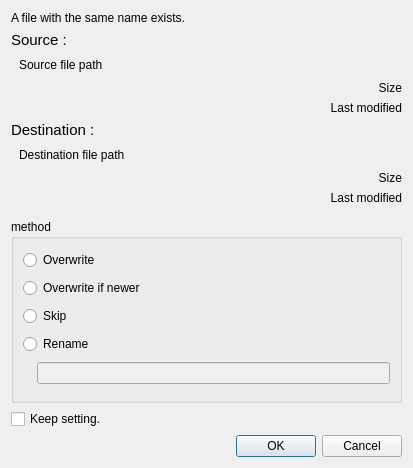
Old version of the form overwritedialog.ui in the repository haraki/farman.
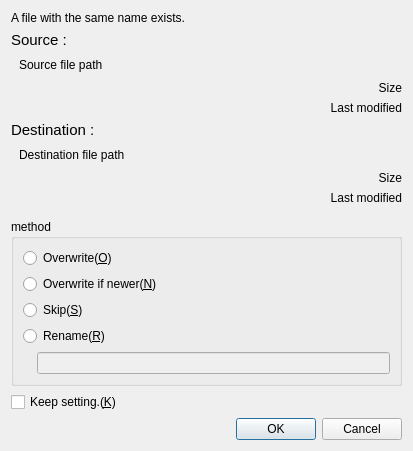
New version of the form.

```diff
--- a/overwritedialog.ui
+++ b/overwritedialog.ui
@@ -7,7 +7,7 @@
     <x>0</x>
     <y>0</y>
     <width>413</width>
-    <height>468</height>
+    <height>411</height>
    </rect>
   </property>
   <property name="windowTitle">
@@ -176,7 +176,7 @@
       <item row="2" column="0" colspan="2">
        <widget class="QRadioButton" name="methodSkipRadioButton">
         <property name="text">
-         <string>Skip</string>
+         <string>Skip(&amp;S)</string>
         </property>
        </widget>
       </item>
@@ -190,14 +190,14 @@
       <item row="0" column="0" colspan="2">
        <widget class="QRadioButton" name="methodOverwriteRadioButton">
         <property name="text">
-         <string>Overwrite</string>
+         <string>Overwrite(&amp;O)</string>
         </property>
        </widget>
       </item>
       <item row="3" column="0" colspan="2">
        <widget class="QRadioButton" name="methodRenameRadioButton">
         <property name="text">
-         <string>Rename</string>
+         <string>Rename(&amp;R)</string>
         </property>
        </widget>
       </item>
@@ -220,7 +220,7 @@
       <item row="1" column="0" colspan="2">
        <widget class="QRadioButton" name="methodOverwriteIfNewerRadioButton">
         <property name="text">
-         <string>Overwrite if newer</string>
+         <string>Overwrite if newer(&amp;N)</string>
         </property>
        </widget>
       </item>
@@ -230,7 +230,7 @@
    <item>
     <widget class="QCheckBox" name="keepSetting">
      <property name="text">
-      <string>Keep setting.</string>
+      <string>Keep setting.(&amp;K)</string>
      </property>
     </widget>
    </item>
```
